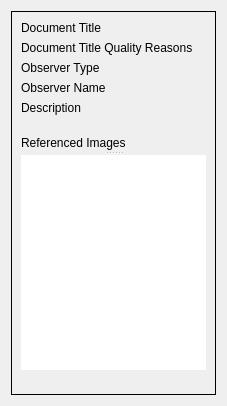
Above: starviewer/src/core/keyimagenotedisplayerbase.ui from starviewer-medical/starviewer before the change. Below: the same form after it.
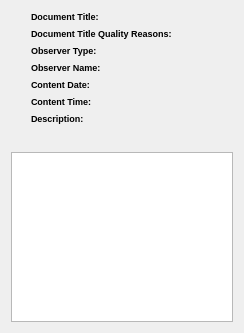
That is the form after the change. Custom widgets are drawn as their Qt base class.

Commit message: ENH: Diverses millores en la interficie, en la carrega dels KINS, utilitzacio del ThumbnailImageDisplayer, millores de Coding Style

Diff of the .ui file:
```diff
--- a/starviewer/src/core/keyimagenotedisplayerbase.ui
+++ b/starviewer/src/core/keyimagenotedisplayerbase.ui
@@ -6,53 +6,107 @@
    <rect>
     <x>0</x>
     <y>0</y>
-    <width>203</width>
-    <height>406</height>
+    <width>244</width>
+    <height>333</height>
    </rect>
   </property>
-  <property name="minimumSize">
-   <size>
-    <width>0</width>
-    <height>0</height>
-   </size>
-  </property>
-  <property name="maximumSize">
-   <size>
-    <width>16777215</width>
-    <height>16777215</height>
-   </size>
+  <property name="sizePolicy">
+   <sizepolicy hsizetype="Preferred" vsizetype="Preferred">
+    <horstretch>0</horstretch>
+    <verstretch>0</verstretch>
+   </sizepolicy>
   </property>
   <property name="windowTitle">
-   <string>KIN Displayer</string>
-  </property>
-  <layout class="QVBoxLayout" name="verticalLayout_2">
-   <item>
-    <widget class="QFrame" name="frame">
-     <property name="frameShape">
-      <enum>QFrame::Box</enum>
-     </property>
-     <property name="frameShadow">
-      <enum>QFrame::Plain</enum>
-     </property>
-     <property name="lineWidth">
-      <number>1</number>
+   <string>Form</string>
      </property>
      <layout class="QVBoxLayout" name="verticalLayout">
       <item>
+    <layout class="QHBoxLayout" name="horizontalLayout">
+     <item>
+      <spacer name="horizontalSpacer">
+       <property name="orientation">
+        <enum>Qt::Horizontal</enum>
+       </property>
+       <property name="sizeType">
+        <enum>QSizePolicy::Fixed</enum>
+       </property>
+       <property name="sizeHint" stdset="0">
+        <size>
+         <width>20</width>
+         <height>20</height>
+        </size>
+       </property>
+      </spacer>
+     </item>
+     <item>
        <layout class="QFormLayout" name="formLayout">
-        <property name="fieldGrowthPolicy">
-         <enum>QFormLayout::AllNonFixedFieldsGrow</enum>
-        </property>
+       <item row="0" column="0">
+        <widget class="QLabel" name="m_documentTitleLabel">
+         <property name="sizePolicy">
+          <sizepolicy hsizetype="Fixed" vsizetype="Fixed">
+           <horstretch>0</horstretch>
+           <verstretch>0</verstretch>
+          </sizepolicy>
+         </property>
+         <property name="minimumSize">
+          <size>
+           <width>0</width>
+           <height>0</height>
+          </size>
+         </property>
+         <property name="font">
+          <font>
+           <pointsize>7</pointsize>
+           <weight>75</weight>
+           <bold>true</bold>
+          </font>
+         </property>
+         <property name="text">
+          <string>Document Title: </string>
+         </property>
+        </widget>
+       </item>
+       <item row="0" column="1">
+        <widget class="QLabel" name="m_documentTitleText">
+         <property name="minimumSize">
+          <size>
+           <width>0</width>
+           <height>0</height>
+          </size>
+         </property>
+         <property name="font">
+          <font>
+           <pointsize>7</pointsize>
+          </font>
+         </property>
+         <property name="text">
+          <string/>
+         </property>
+        </widget>
+       </item>
         <item row="1" column="0">
-         <widget class="QLabel" name="textLabel2">
+        <widget class="QLabel" name="m_documentTitleQualityReasonsLabel">
+         <property name="sizePolicy">
+          <sizepolicy hsizetype="Fixed" vsizetype="Fixed">
+           <horstretch>0</horstretch>
+           <verstretch>0</verstretch>
+          </sizepolicy>
+         </property>
           <property name="minimumSize">
            <size>
             <width>0</width>
             <height>0</height>
            </size>
           </property>
+         <property name="font">
+          <font>
+           <pointsize>7</pointsize>
+           <weight>75</weight>
+           <bold>true</bold>
+          </font>
+         </property>
           <property name="text">
-           <string>Document Title Quality Reasons</string>
+          <string>Document Title Quality Reasons: </string>
           </property>
          </widget>
         </item>
@@ -64,21 +118,39 @@
             <height>0</height>
            </size>
           </property>
+         <property name="font">
+          <font>
+           <pointsize>7</pointsize>
+          </font>
+         </property>
           <property name="text">
            <string/>
           </property>
          </widget>
         </item>
         <item row="2" column="0">
-         <widget class="QLabel" name="textLabel3">
+        <widget class="QLabel" name="m_observerTypeLabel">
+         <property name="sizePolicy">
+          <sizepolicy hsizetype="Fixed" vsizetype="Fixed">
+           <horstretch>0</horstretch>
+           <verstretch>0</verstretch>
+          </sizepolicy>
+         </property>
           <property name="minimumSize">
            <size>
             <width>0</width>
             <height>0</height>
            </size>
           </property>
+         <property name="font">
+          <font>
+           <pointsize>7</pointsize>
+           <weight>75</weight>
+           <bold>true</bold>
+          </font>
+         </property>
           <property name="text">
-           <string>Observer Type</string>
+          <string>Observer Type: </string>
           </property>
          </widget>
         </item>
@@ -90,21 +162,39 @@
             <height>0</height>
            </size>
           </property>
+         <property name="font">
+          <font>
+           <pointsize>7</pointsize>
+          </font>
+         </property>
           <property name="text">
            <string/>
           </property>
          </widget>
         </item>
         <item row="3" column="0">
-         <widget class="QLabel" name="textLabel4">
+        <widget class="QLabel" name="m_observerNameLabel">
+         <property name="sizePolicy">
+          <sizepolicy hsizetype="Fixed" vsizetype="Fixed">
+           <horstretch>0</horstretch>
+           <verstretch>0</verstretch>
+          </sizepolicy>
+         </property>
           <property name="minimumSize">
            <size>
             <width>0</width>
             <height>0</height>
            </size>
           </property>
+         <property name="font">
+          <font>
+           <pointsize>7</pointsize>
+           <weight>75</weight>
+           <bold>true</bold>
+          </font>
+         </property>
           <property name="text">
-           <string>Observer Name</string>
+          <string>Observer Name: </string>
           </property>
          </widget>
         </item>
@@ -116,25 +206,131 @@
             <height>0</height>
            </size>
           </property>
+         <property name="font">
+          <font>
+           <pointsize>7</pointsize>
+          </font>
+         </property>
           <property name="text">
            <string/>
           </property>
          </widget>
         </item>
         <item row="4" column="0">
-         <widget class="QLabel" name="textLabel5">
+        <widget class="QLabel" name="m_contentDateLabel">
+         <property name="sizePolicy">
+          <sizepolicy hsizetype="Fixed" vsizetype="Fixed">
+           <horstretch>0</horstretch>
+           <verstretch>0</verstretch>
+          </sizepolicy>
+         </property>
           <property name="minimumSize">
            <size>
             <width>0</width>
             <height>0</height>
            </size>
           </property>
+         <property name="font">
+          <font>
+           <pointsize>7</pointsize>
+           <weight>75</weight>
+           <bold>true</bold>
+          </font>
+         </property>
           <property name="text">
-           <string>Description</string>
+          <string>Content Date:</string>
           </property>
          </widget>
         </item>
         <item row="4" column="1">
+        <widget class="QLabel" name="m_contentDate">
+         <property name="minimumSize">
+          <size>
+           <width>0</width>
+           <height>0</height>
+          </size>
+         </property>
+         <property name="font">
+          <font>
+           <pointsize>7</pointsize>
+          </font>
+         </property>
+         <property name="text">
+          <string/>
+         </property>
+        </widget>
+       </item>
+       <item row="5" column="0">
+        <widget class="QLabel" name="m_contentTimeLabel">
+         <property name="sizePolicy">
+          <sizepolicy hsizetype="Fixed" vsizetype="Fixed">
+           <horstretch>0</horstretch>
+           <verstretch>0</verstretch>
+          </sizepolicy>
+         </property>
+         <property name="minimumSize">
+          <size>
+           <width>0</width>
+           <height>0</height>
+          </size>
+         </property>
+         <property name="font">
+          <font>
+           <pointsize>7</pointsize>
+           <weight>75</weight>
+           <bold>true</bold>
+          </font>
+         </property>
+         <property name="text">
+          <string>Content Time:</string>
+         </property>
+        </widget>
+       </item>
+       <item row="5" column="1">
+        <widget class="QLabel" name="m_contentTime">
+         <property name="minimumSize">
+          <size>
+           <width>0</width>
+           <height>0</height>
+          </size>
+         </property>
+         <property name="font">
+          <font>
+           <pointsize>7</pointsize>
+          </font>
+         </property>
+         <property name="text">
+          <string/>
+         </property>
+        </widget>
+       </item>
+       <item row="6" column="0">
+        <widget class="QLabel" name="m_decriptionLabel">
+         <property name="sizePolicy">
+          <sizepolicy hsizetype="Fixed" vsizetype="Fixed">
+           <horstretch>0</horstretch>
+           <verstretch>0</verstretch>
+          </sizepolicy>
+         </property>
+         <property name="minimumSize">
+          <size>
+           <width>0</width>
+           <height>0</height>
+          </size>
+         </property>
+         <property name="font">
+          <font>
+           <pointsize>7</pointsize>
+           <weight>75</weight>
+           <bold>true</bold>
+          </font>
+         </property>
+         <property name="text">
+          <string>Description: </string>
+         </property>
+        </widget>
+       </item>
+       <item row="6" column="1">
          <widget class="QLabel" name="m_keyObjectDescriptionText">
           <property name="minimumSize">
            <size>
@@ -142,173 +338,45 @@
             <height>0</height>
            </size>
           </property>
-          <property name="text">
-           <string/>
-          </property>
-         </widget>
-        </item>
-        <item row="0" column="0">
-         <widget class="QLabel" name="textLabel1">
-          <property name="minimumSize">
-           <size>
-            <width>0</width>
-            <height>0</height>
-           </size>
-          </property>
-          <property name="text">
-           <string>Document Title</string>
-          </property>
-         </widget>
-        </item>
-        <item row="0" column="1">
-         <widget class="QLabel" name="m_documentTitleText">
-          <property name="minimumSize">
-           <size>
-            <width>0</width>
-            <height>0</height>
-           </size>
-          </property>
-          <property name="text">
-           <string/>
-          </property>
-         </widget>
-        </item>
-       </layout>
-      </item>
-      <item>
-       <spacer name="verticalSpacer">
-        <property name="orientation">
-         <enum>Qt::Vertical</enum>
-        </property>
-        <property name="sizeType">
-         <enum>QSizePolicy::Fixed</enum>
-        </property>
-        <property name="sizeHint" stdset="0">
-         <size>
-          <width>17</width>
-          <height>14</height>
-         </size>
-        </property>
-       </spacer>
-      </item>
-      <item>
-       <widget class="QSplitter" name="splitter">
-        <property name="maximumSize">
-         <size>
-          <width>16777215</width>
-          <height>16777215</height>
-         </size>
-        </property>
-        <property name="orientation">
-         <enum>Qt::Vertical</enum>
-        </property>
-        <widget class="QLabel" name="textLabel6">
-         <property name="enabled">
-          <bool>true</bool>
-         </property>
-         <property name="minimumSize">
-          <size>
-           <width>0</width>
-           <height>0</height>
-          </size>
-         </property>
-         <property name="text">
-          <string>Referenced Images</string>
-         </property>
-        </widget>
-        <widget class="QListWidget" name="m_referencedImagesWidget">
-         <property name="enabled">
-          <bool>true</bool>
-         </property>
-         <property name="sizePolicy">
-          <sizepolicy hsizetype="Expanding" vsizetype="Expanding">
-           <horstretch>0</horstretch>
-           <verstretch>0</verstretch>
-          </sizepolicy>
-         </property>
-         <property name="minimumSize">
-          <size>
-           <width>0</width>
-           <height>200</height>
-          </size>
-         </property>
-         <property name="maximumSize">
-          <size>
-           <width>16777215</width>
-           <height>16777215</height>
-          </size>
-         </property>
          <property name="font">
           <font>
-           <family>MS Shell Dlg 2</family>
+           <pointsize>7</pointsize>
           </font>
          </property>
          <property name="focusPolicy">
           <enum>Qt::NoFocus</enum>
          </property>
-         <property name="frameShape">
-          <enum>QFrame::NoFrame</enum>
-         </property>
-         <property name="frameShadow">
-          <enum>QFrame::Plain</enum>
-         </property>
-         <property name="autoScroll">
-          <bool>false</bool>
-         </property>
-         <property name="autoScrollMargin">
-          <number>0</number>
-         </property>
-         <property name="showDropIndicator" stdset="0">
-          <bool>false</bool>
-         </property>
-         <property name="dragDropMode">
-          <enum>QAbstractItemView::NoDragDrop</enum>
-         </property>
-         <property name="selectionMode">
-          <enum>QAbstractItemView::NoSelection</enum>
-         </property>
-         <property name="movement">
-          <enum>QListView::Static</enum>
-         </property>
-         <property name="flow">
-          <enum>QListView::LeftToRight</enum>
-         </property>
-         <property name="isWrapping" stdset="0">
-          <bool>false</bool>
-         </property>
-         <property name="layoutMode">
-          <enum>QListView::Batched</enum>
-         </property>
-         <property name="viewMode">
-          <enum>QListView::IconMode</enum>
-         </property>
-         <property name="selectionRectVisible">
-          <bool>false</bool>
-         </property>
         </widget>
-       </widget>
+       </item>
+      </layout>
+     </item>
+    </layout>
       </item>
       <item>
-       <spacer name="verticalSpacer_2">
-        <property name="orientation">
-         <enum>Qt::Vertical</enum>
-        </property>
-        <property name="sizeType">
-         <enum>QSizePolicy::Fixed</enum>
-        </property>
-        <property name="sizeHint" stdset="0">
+    <widget class="udg::ThumbnailImageDisplayer" name="m_thumbnailImageDisplayer">
+     <property name="minimumSize">
+      <size>
+       <width>0</width>
+       <height>170</height>
+      </size>
+     </property>
+     <property name="maximumSize">
          <size>
-          <width>17</width>
-          <height>15</height>
-         </size>
-        </property>
-       </spacer>
-      </item>
-     </layout>
+       <width>250</width>
+       <height>170</height>
+      </size>
+     </property>
     </widget>
    </item>
   </layout>
  </widget>
+ <customwidgets>
+  <customwidget>
+   <class>udg::ThumbnailImageDisplayer</class>
+   <extends>QListWidget</extends>
+   <header>thumbnailimagedisplayer.h</header>
+  </customwidget>
+ </customwidgets>
  <resources/>
  <connections/>
 </ui>
```
Left out of the diff: 4 changed lines with no effect on the pictures. Lines whose indentation alone changed are shown as unchanged. The commit also changes 10 other files.
